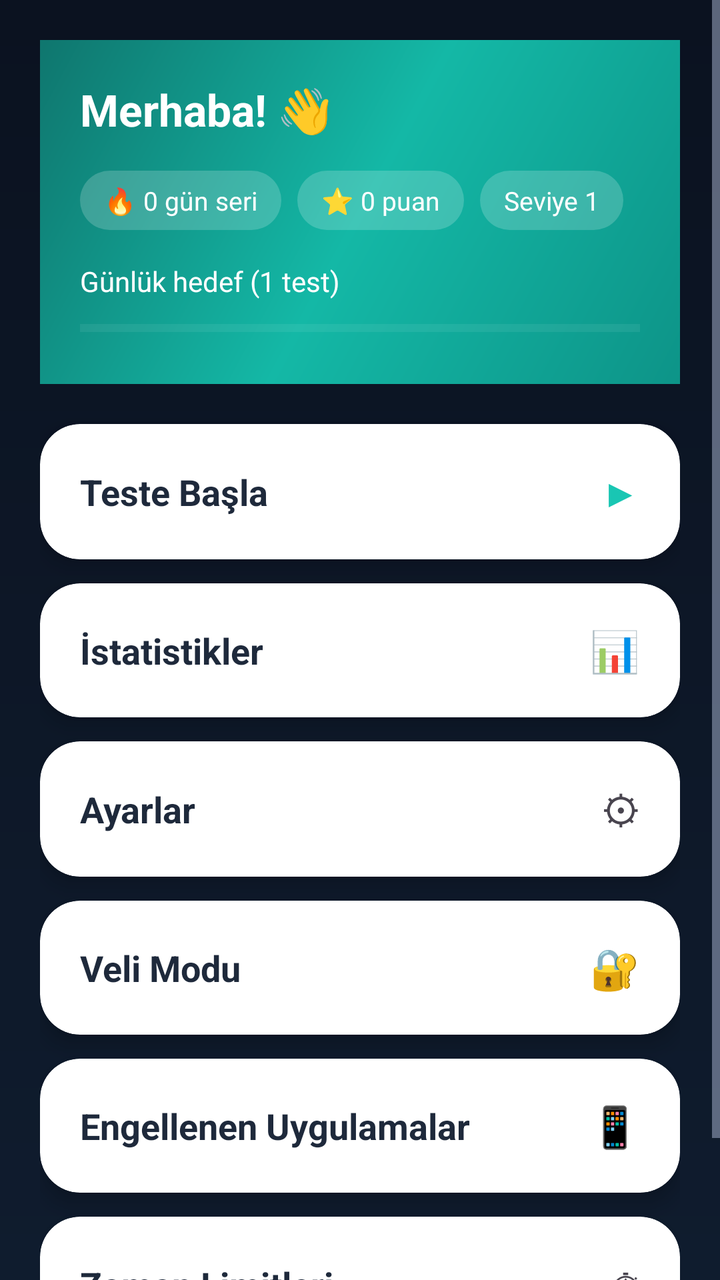
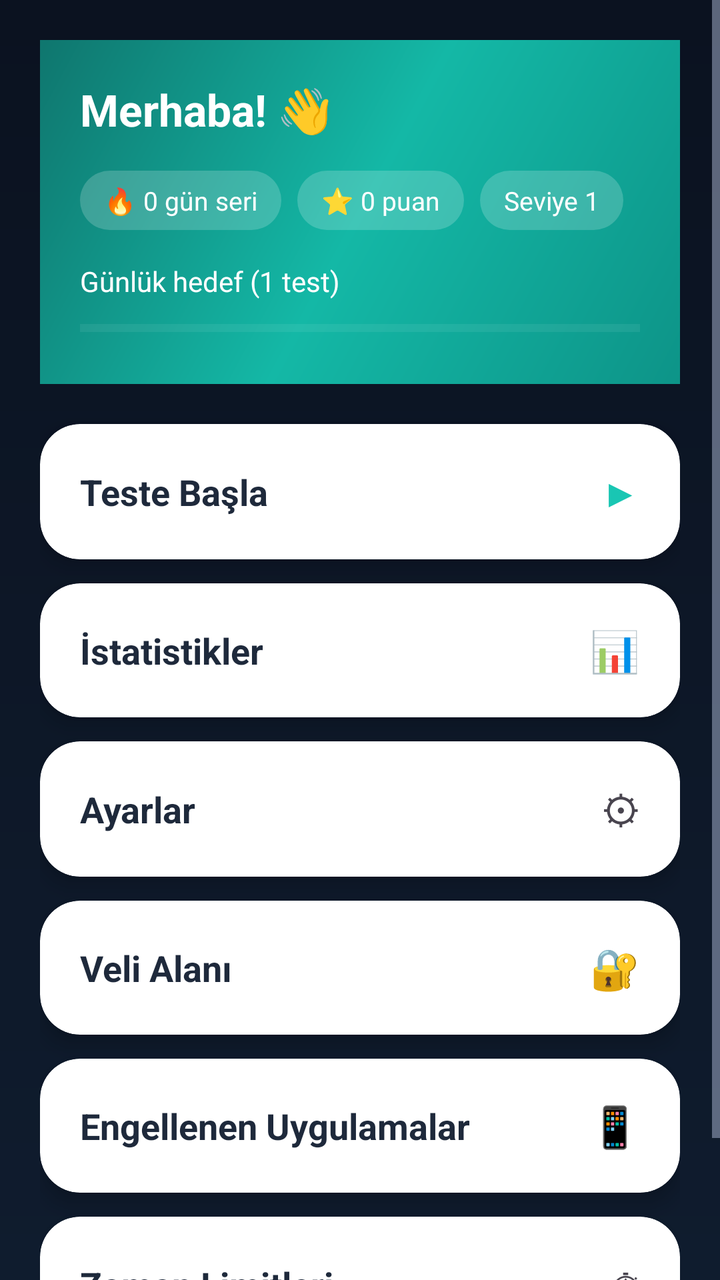

The first picture is an Android layout as it rendered before a commit; the second is the same layout after the commit. The layout source and the unified diff follow.
<!-- AndroidManifest.xml: application theme Theme.BrainBuddy -->
<!-- res/layout/activity_home.xml -->
<?xml version="1.0" encoding="utf-8"?>
<ScrollView xmlns:android="http://schemas.android.com/apk/res/android"
    xmlns:app="http://schemas.android.com/apk/res-auto"
    android:layout_width="match_parent"
    android:layout_height="match_parent"
    android:background="@drawable/bg_gradient"
    android:fillViewport="true">

    <LinearLayout
        android:layout_width="match_parent"
        android:layout_height="wrap_content"
        android:orientation="vertical"
        android:padding="20dp">

        
        <LinearLayout
            android:layout_width="match_parent"
            android:layout_height="wrap_content"
            android:background="@drawable/bg_header_turquoise"
            android:orientation="vertical"
            android:padding="20dp"
            android:paddingTop="32dp"
            android:paddingBottom="24dp">

            <TextView
                android:id="@+id/greeting"
                android:layout_width="match_parent"
                android:layout_height="wrap_content"
                android:text="Merhaba! 👋"
                android:textColor="@color/white"
                android:textSize="22sp"
                android:textStyle="bold"/>

            <LinearLayout
                android:layout_width="match_parent"
                android:layout_height="wrap_content"
                android:orientation="horizontal"
                android:layout_marginTop="16dp">

                <TextView
                    android:id="@+id/streakBadge"
                    android:layout_width="wrap_content"
                    android:layout_height="wrap_content"
                    android:background="@drawable/bg_badge"
                    android:paddingHorizontal="12dp"
                    android:paddingVertical="6dp"
                    android:text="🔥 0 gün seri"
                    android:textColor="@color/white"
                    android:textSize="13sp"/>

                <TextView
                    android:id="@+id/pointsBadge"
                    android:layout_width="wrap_content"
                    android:layout_height="wrap_content"
                    android:layout_marginStart="8dp"
                    android:background="@drawable/bg_badge"
                    android:paddingHorizontal="12dp"
                    android:paddingVertical="6dp"
                    android:text="⭐ 0 puan"
                    android:textColor="@color/white"
                    android:textSize="13sp"/>

                <TextView
                    android:id="@+id/levelBadge"
                    android:layout_width="wrap_content"
                    android:layout_height="wrap_content"
                    android:layout_marginStart="8dp"
                    android:background="@drawable/bg_badge"
                    android:paddingHorizontal="12dp"
                    android:paddingVertical="6dp"
                    android:text="Seviye 1"
                    android:textColor="@color/white"
                    android:textSize="13sp"/>
            </LinearLayout>

            <TextView
                android:id="@+id/dailyGoalLabel"
                android:layout_width="match_parent"
                android:layout_height="wrap_content"
                android:layout_marginTop="16dp"
                android:text="Günlük hedef (1 test)"
                android:textColor="@color/white"
                android:textSize="14sp"/>

            <ProgressBar
                android:id="@+id/dailyProgress"
                style="?android:attr/progressBarStyleHorizontal"
                android:layout_width="match_parent"
                android:layout_height="wrap_content"
                android:layout_marginTop="6dp"
                android:max="1"
                android:progress="0"
                android:progressTint="@color/white"
                android:progressBackgroundTint="#40FFFFFF"/>
        </LinearLayout>

        
        <com.google.android.material.card.MaterialCardView
            android:id="@+id/cardTest"
            style="@style/BB.HomeCard"
            android:layout_width="match_parent"
            android:layout_height="wrap_content"
            android:layout_marginTop="20dp"
            app:cardBackgroundColor="@color/white">

            <LinearLayout
                android:layout_width="match_parent"
                android:layout_height="wrap_content"
                android:orientation="horizontal"
                android:gravity="center_vertical"
                android:padding="20dp">

                <TextView
                    android:layout_width="0dp"
                    android:layout_height="wrap_content"
                    android:layout_weight="1"
                    android:text="Teste Başla"
                    android:textSize="18sp"
                    android:textStyle="bold"
                    android:textColor="@color/bb_text_dark"/>

                <TextView
                    android:layout_width="wrap_content"
                    android:layout_height="wrap_content"
                    android:text="▶"
                    android:textSize="20sp"
                    android:textColor="@color/bb_turquoise"/>
            </LinearLayout>
        </com.google.android.material.card.MaterialCardView>

        <com.google.android.material.card.MaterialCardView
            android:id="@+id/cardStats"
            style="@style/BB.HomeCard"
            android:layout_width="match_parent"
            android:layout_height="wrap_content"
            android:layout_marginTop="12dp"
            app:cardBackgroundColor="@color/white">

            <LinearLayout
                android:layout_width="match_parent"
                android:layout_height="wrap_content"
                android:orientation="horizontal"
                android:gravity="center_vertical"
                android:padding="20dp">

                <TextView
                    android:layout_width="0dp"
                    android:layout_height="wrap_content"
                    android:layout_weight="1"
                    android:text="İstatistikler"
                    android:textSize="18sp"
                    android:textStyle="bold"
                    android:textColor="@color/bb_text_dark"/>

                <TextView
                    android:layout_width="wrap_content"
                    android:layout_height="wrap_content"
                    android:text="📊"
                    android:textSize="20sp"/>
            </LinearLayout>
        </com.google.android.material.card.MaterialCardView>

        <com.google.android.material.card.MaterialCardView
            android:id="@+id/cardSettings"
            style="@style/BB.HomeCard"
            android:layout_width="match_parent"
            android:layout_height="wrap_content"
            android:layout_marginTop="12dp"
            app:cardBackgroundColor="@color/white">

            <LinearLayout
                android:layout_width="match_parent"
                android:layout_height="wrap_content"
                android:orientation="horizontal"
                android:gravity="center_vertical"
                android:padding="20dp">

                <TextView
                    android:layout_width="0dp"
                    android:layout_height="wrap_content"
                    android:layout_weight="1"
                    android:text="Ayarlar"
                    android:textSize="18sp"
                    android:textStyle="bold"
                    android:textColor="@color/bb_text_dark"/>

                <TextView
                    android:layout_width="wrap_content"
                    android:layout_height="wrap_content"
                    android:text="⚙"
                    android:textSize="20sp"/>
            </LinearLayout>
        </com.google.android.material.card.MaterialCardView>

        <com.google.android.material.card.MaterialCardView
            android:id="@+id/cardVeli"
            style="@style/BB.HomeCard"
            android:layout_width="match_parent"
            android:layout_height="wrap_content"
            android:layout_marginTop="12dp"
            app:cardBackgroundColor="@color/white">

            <LinearLayout
                android:layout_width="match_parent"
                android:layout_height="wrap_content"
                android:orientation="horizontal"
                android:gravity="center_vertical"
                android:padding="20dp">

                <TextView
                    android:layout_width="0dp"
                    android:layout_height="wrap_content"
                    android:layout_weight="1"
                    android:text="Veli Modu"
                    android:textSize="18sp"
                    android:textStyle="bold"
                    android:textColor="@color/bb_text_dark"/>

                <TextView
                    android:layout_width="wrap_content"
                    android:layout_height="wrap_content"
                    android:text="🔐"
                    android:textSize="20sp"/>
            </LinearLayout>
        </com.google.android.material.card.MaterialCardView>

        <com.google.android.material.card.MaterialCardView
            android:id="@+id/cardBlockedApps"
            style="@style/BB.HomeCard"
            android:layout_width="match_parent"
            android:layout_height="wrap_content"
            android:layout_marginTop="12dp"
            app:cardBackgroundColor="@color/white">

            <LinearLayout
                android:layout_width="match_parent"
                android:layout_height="wrap_content"
                android:orientation="horizontal"
                android:gravity="center_vertical"
                android:padding="20dp">

                <TextView
                    android:layout_width="0dp"
                    android:layout_height="wrap_content"
                    android:layout_weight="1"
                    android:text="Engellenen Uygulamalar"
                    android:textSize="18sp"
                    android:textStyle="bold"
                    android:textColor="@color/bb_text_dark"/>

                <TextView
                    android:layout_width="wrap_content"
                    android:layout_height="wrap_content"
                    android:text="📱"
                    android:textSize="20sp"/>
            </LinearLayout>
        </com.google.android.material.card.MaterialCardView>

        <com.google.android.material.card.MaterialCardView
            android:id="@+id/cardTimeLimits"
            style="@style/BB.HomeCard"
            android:layout_width="match_parent"
            android:layout_height="wrap_content"
            android:layout_marginTop="12dp"
            android:layout_marginBottom="24dp"
            app:cardBackgroundColor="@color/white">

            <LinearLayout
                android:layout_width="match_parent"
                android:layout_height="wrap_content"
                android:orientation="horizontal"
                android:gravity="center_vertical"
                android:padding="20dp">

                <TextView
                    android:layout_width="0dp"
                    android:layout_height="wrap_content"
                    android:layout_weight="1"
                    android:text="Zaman Limitleri"
                    android:textSize="18sp"
                    android:textStyle="bold"
                    android:textColor="@color/bb_text_dark"/>

                <TextView
                    android:layout_width="wrap_content"
                    android:layout_height="wrap_content"
                    android:text="⏱"
                    android:textSize="20sp"/>
            </LinearLayout>
        </com.google.android.material.card.MaterialCardView>

    </LinearLayout>
</ScrollView>
<!-- resources referenced by this layout -->
<resources>
  <color name="bb_text_dark">#1E293B</color>
  <color name="bb_turquoise">#19C6B3</color>
  <color name="white">#FFFFFF</color>
  <!-- drawable bg_badge (drawable) -->
  <?xml version="1.0" encoding="utf-8"?>
  <shape xmlns:android="http://schemas.android.com/apk/res/android"
      android:shape="rectangle">
      <solid android:color="#30FFFFFF"/>
      <corners android:radius="20dp"/>
  </shape>
  <!-- drawable bg_gradient (drawable) -->
  <?xml version="1.0" encoding="utf-8"?>
  <layer-list xmlns:android="http://schemas.android.com/apk/res/android">
      <item>
          <shape>
              <gradient
                  android:angle="270"
                  android:startColor="#0B1220"
                  android:endColor="#0F1C2E"/>
          </shape>
      </item>
  </layer-list>
  <!-- drawable bg_header_turquoise (drawable) -->
  <?xml version="1.0" encoding="utf-8"?>
  <shape xmlns:android="http://schemas.android.com/apk/res/android">
      <gradient
          android:angle="135"
          android:startColor="#0D9488"
          android:centerColor="#14B8A6"
          android:endColor="#0F766E"
          android:type="linear"/>
  </shape>
  <style name="BB.HomeCard" parent="Widget.Material3.CardView.Elevated">
          <item name="cardCornerRadius">20dp</item>
          <item name="cardElevation">6dp</item>
      </style>
  <style name="Theme.BrainBuddy" parent="Theme.Material3.DayNight.NoActionBar">
          
          <item name="colorPrimary">@color/bb_primary</item>
          <item name="colorOnPrimary">@color/white</item>
          <item name="colorSecondary">@color/bb_secondary</item>
          <item name="colorOnSecondary">@color/white</item>
          <item name="colorTertiary">@color/bb_tertiary</item>
          <item name="colorOnTertiary">@color/white</item>
  
          
          <item name="android:windowBackground">@color/bb_bg</item>
          <item name="android:textColorPrimary">@color/bb_text</item>
          <item name="android:textColorSecondary">@color/bb_text_muted</item>
      </style>
  <color name="bb_primary">#19C6B3</color>
  <color name="bb_secondary">#38BDF8</color>
  <color name="bb_tertiary">#A78BFA</color>
  <color name="bb_bg">#0B1220</color>
  <color name="bb_text">#EAF0FF</color>
  <color name="bb_text_muted">#A9B4D0</color>
</resources>

<!-- the commit's change to res/layout/activity_home.xml (unified diff, before → after) -->
@@ -211,7 +211,7 @@
                     android:layout_width="0dp"
                     android:layout_height="wrap_content"
                     android:layout_weight="1"
-                    android:text="Veli Modu"
+                    android:text="Veli Alanı"
                     android:textSize="18sp"
                     android:textStyle="bold"
                     android:textColor="@color/bb_text_dark"/>
